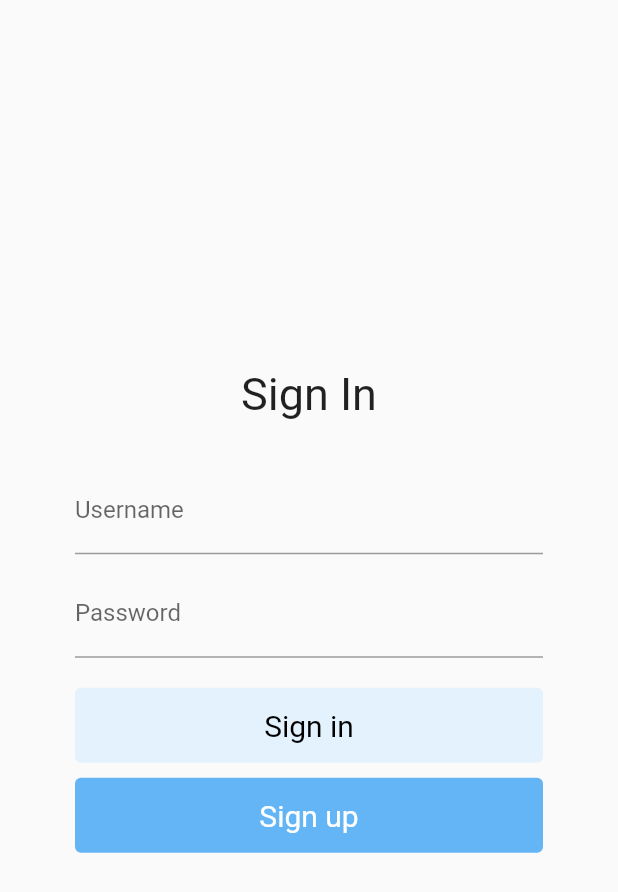
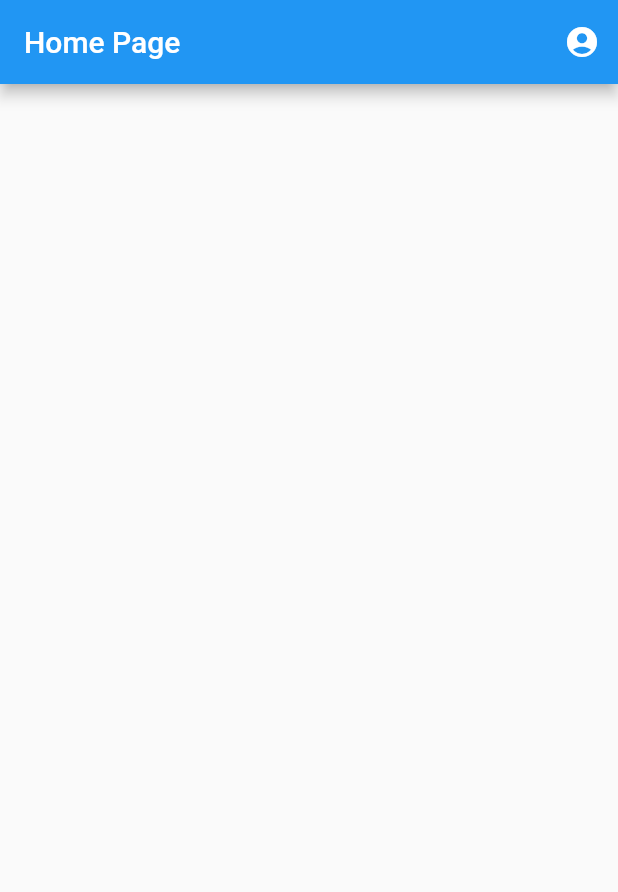
Before and after one commit to hardy1234554321/myapp, a Flutter app: the screen it shows after launch, on a phone screen of 412 x 824 dp. Shown: the top 892 px of the screen. Run offline on Flutter 3.47's test engine with Material 2 defaults, Android fonts, the phone set to English and light mode, and no system bars.

Commit message:
新增homepage

```diff
--- /dev/null
+++ b/lib/homeView.dart
@@ -0,0 +1,22 @@
+import 'package:flutter/material.dart';
+import 'loginView.dart';
+
+class HomePage extends StatelessWidget {
+  const HomePage({Key? key}) : super(key: key);
+
+  @override
+  Widget build(BuildContext context) {
+    return Scaffold(
+      appBar: AppBar(title: const Text('Home Page'), actions: [
+        IconButton(
+            onPressed: () {
+              Navigator.push(context,
+                  MaterialPageRoute(builder: (context) => const LoginPage()));
+            },
+            icon: const Icon(
+              Icons.account_circle,
+            ))
+      ]),
+    );
+  }
+}
--- a/lib/loginView.dart
+++ b/lib/loginView.dart
@@ -73,19 +73,11 @@ class _LoginPageState extends State<LoginPage> {
   @override
   Widget build(BuildContext context) {
     return Scaffold(
+      appBar: AppBar(title: const Text('Login')),
       body: Container(
-        padding: const EdgeInsets.all(50),
+        padding: const EdgeInsets.all(30),
         child: Column(
-          mainAxisAlignment: MainAxisAlignment.center,
-          crossAxisAlignment: CrossAxisAlignment.center,
           children: [
-            const Text(
-              'Sign In',
-              style: TextStyle(fontSize: 30),
-            ),
-            const SizedBox(
-              height: 30,
-            ),
             Form(
               key: _formKey,
               child: Column(
--- a/lib/main.dart
+++ b/lib/main.dart
@@ -1,5 +1,5 @@
 import 'package:flutter/material.dart';
-import 'loginView.dart';
+import 'homeView.dart';
 
 void main() => runApp(const MyApp());
 
@@ -10,7 +10,7 @@ class MyApp extends StatelessWidget {
   Widget build(BuildContext context) {
     return const MaterialApp(
       title: 'Welcome to Flutter',
-      home: LoginPage(),
+      home: HomePage(),
     );
   }
 }
```
